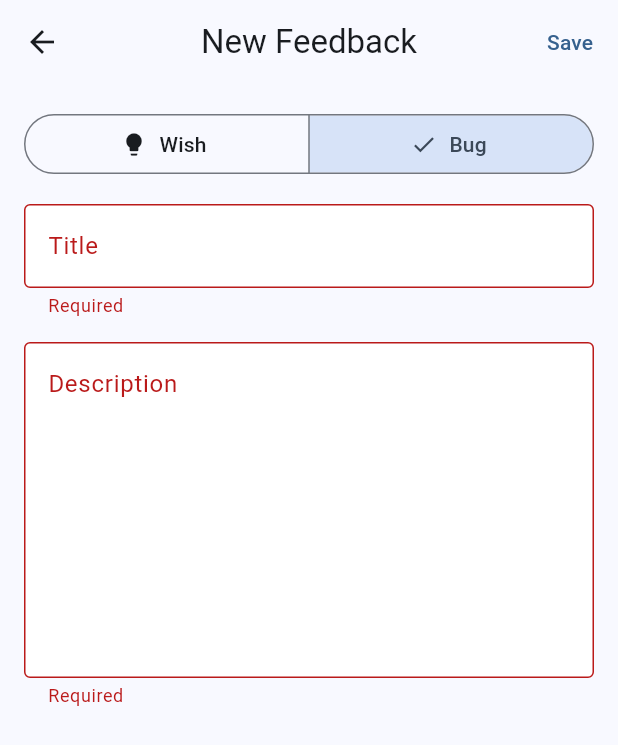
After one commit to freekvandeven/freek_app, a Flutter app: the FeedbackEditPage screen opened by its route, after a tap on "Bug", after a tap on "Save", on a phone screen of 412 x 824 dp. The commit adds this screen. Shown: the top 745 px of the screen. Run offline on Flutter 3.47's test engine with Material 3 defaults, Android fonts, the phone set to English and light mode, and no system bars; our stand-ins replace fl_chart, flutter_dotenv, flutter_riverpod, go_router, shared_preferences, table_calendar; missing offline and left inert: encrypt, flood, flood_core; accounts and stored records are empty.

Commit message:
feat(feedback): add feedback system with wishes, bugs, status tracking, and clipboard copy

```diff
--- /dev/null
+++ b/personal_app/lib/features/feedback/models/feedback_entry.dart
@@ -0,0 +1,73 @@
+import 'package:uuid/uuid.dart';
+
+enum FeedbackType { wish, bug }
+
+enum FeedbackStatus { open, acknowledged, resolved }
+
+class FeedbackEntry {
+  final String id;
+  final FeedbackType type;
+  final String title;
+  final String description;
+  final FeedbackStatus status;
+  final DateTime createdAt;
+  final DateTime updatedAt;
+
+  FeedbackEntry({
+    String? id,
+    required this.type,
+    required this.title,
+    required this.description,
+    this.status = FeedbackStatus.open,
+    DateTime? createdAt,
+    DateTime? updatedAt,
+  }) : id = id ?? const Uuid().v4(),
+       createdAt = createdAt ?? DateTime.now(),
+       updatedAt = updatedAt ?? DateTime.now();
+
+  FeedbackEntry copyWith({
+    FeedbackType? type,
+    String? title,
+    String? description,
+    FeedbackStatus? status,
+    DateTime? updatedAt,
+  }) {
+    return FeedbackEntry(
+      id: id,
+      type: type ?? this.type,
+      title: title ?? this.title,
+      description: description ?? this.description,
+      status: status ?? this.status,
+      createdAt: createdAt,
+      updatedAt: updatedAt ?? DateTime.now(),
+    );
+  }
+
+  Map<String, dynamic> toMap() => {
+    'id': id,
+    'type': type.name,
+    'title': title,
+    'description': description,
+    'status': status.name,
+    'createdAt': createdAt.toIso8601String(),
+    'updatedAt': updatedAt.toIso8601String(),
+  };
+
+  factory FeedbackEntry.fromMap(Map<String, dynamic> map) => FeedbackEntry(
+    id: map['id'] as String,
+    type: FeedbackType.values.byName(map['type'] as String),
+    title: map['title'] as String,
+    description: map['description'] as String,
+    status: FeedbackStatus.values.byName(map['status'] as String),
+    createdAt: DateTime.parse(map['createdAt'] as String),
+    updatedAt: DateTime.parse(map['updatedAt'] as String),
+  );
+
+  String toClipboardText() {
+    final typeLabel = type == FeedbackType.bug ? 'Bug' : 'Wish';
+    return '**[$typeLabel] $title**\n\n'
+        '$description\n\n'
+        'Status: ${status.name[0].toUpperCase()}${status.name.substring(1)}\n'
+        'Created: ${createdAt.toIso8601String().substring(0, 10)}';
+  }
+}
--- /dev/null
+++ b/personal_app/lib/features/feedback/pages/feedback_edit_page.dart
@@ -0,0 +1,178 @@
+import 'package:flutter/material.dart';
+import 'package:flutter_riverpod/flutter_riverpod.dart';
+import 'package:go_router/go_router.dart';
+
+import '../models/feedback_entry.dart';
+import '../providers/feedback_providers.dart';
+
+class FeedbackEditPage extends ConsumerStatefulWidget {
+  final String? entryId;
+  const FeedbackEditPage({super.key, this.entryId});
+
+  @override
+  ConsumerState<FeedbackEditPage> createState() => _FeedbackEditPageState();
+}
+
+class _FeedbackEditPageState extends ConsumerState<FeedbackEditPage> {
+  final _formKey = GlobalKey<FormState>();
+  final _titleController = TextEditingController();
+  final _descriptionController = TextEditingController();
+  FeedbackType _type = FeedbackType.wish;
+  FeedbackStatus _status = FeedbackStatus.open;
+  bool _isLoading = true;
+  FeedbackEntry? _existing;
+
+  @override
+  void initState() {
+    super.initState();
+    if (widget.entryId != null) {
+      _loadEntry();
+    } else {
+      _isLoading = false;
+    }
+  }
+
+  Future<void> _loadEntry() async {
+    final entry = await ref
+        .read(feedbackServiceProvider)
+        .getEntry(widget.entryId!);
+    if (entry != null && mounted) {
+      setState(() {
+        _existing = entry;
+        _titleController.text = entry.title;
+        _descriptionController.text = entry.description;
+        _type = entry.type;
+        _status = entry.status;
+        _isLoading = false;
+      });
+    } else {
+      if (mounted) setState(() => _isLoading = false);
+    }
+  }
+
+  @override
+  void dispose() {
+    _titleController.dispose();
+    _descriptionController.dispose();
+    super.dispose();
+  }
+
+  Future<void> _save() async {
+    if (!_formKey.currentState!.validate()) return;
+
+    final notifier = ref.read(feedbackListProvider.notifier);
+    if (_existing != null) {
+      await notifier.updateEntry(
+        _existing!.copyWith(
+          type: _type,
+          title: _titleController.text.trim(),
+          description: _descriptionController.text.trim(),
+          status: _status,
+        ),
+      );
+    } else {
+      await notifier.addEntry(
+        FeedbackEntry(
+          type: _type,
+          title: _titleController.text.trim(),
+          description: _descriptionController.text.trim(),
+        ),
+      );
+    }
+
+    if (mounted) context.pop();
+  }
+
+  @override
+  Widget build(BuildContext context) {
+    final isEditing = widget.entryId != null;
+
+    if (_isLoading) {
+      return Scaffold(
+        appBar: AppBar(
+          title: Text(isEditing ? 'Edit Feedback' : 'New Feedback'),
+        ),
+        body: const Center(child: CircularProgressIndicator()),
+      );
+    }
+
+    return Scaffold(
+      appBar: AppBar(
+        title: Text(isEditing ? 'Edit Feedback' : 'New Feedback'),
+        actions: [TextButton(onPressed: _save, child: const Text('Save'))],
+      ),
+      body: Form(
+        key: _formKey,
+        child: ListView(
+          padding: const EdgeInsets.all(16),
+          children: [
+            SegmentedButton<FeedbackType>(
+              segments: const [
+                ButtonSegment(
+                  value: FeedbackType.wish,
+                  label: Text('Wish'),
+                  icon: Icon(Icons.lightbulb),
+                ),
+                ButtonSegment(
+                  value: FeedbackType.bug,
+                  label: Text('Bug'),
+                  icon: Icon(Icons.bug_report),
+                ),
+              ],
+              selected: {_type},
+              onSelectionChanged: (selected) {
+                setState(() => _type = selected.first);
+              },
+            ),
+            const SizedBox(height: 16),
+            TextFormField(
+              controller: _titleController,
+              decoration: const InputDecoration(
+                labelText: 'Title',
+                border: OutlineInputBorder(),
+              ),
+              validator: (v) =>
+                  v == null || v.trim().isEmpty ? 'Required' : null,
+            ),
+            const SizedBox(height: 16),
+            TextFormField(
+              controller: _descriptionController,
+              decoration: const InputDecoration(
+                labelText: 'Description',
+                border: OutlineInputBorder(),
+                alignLabelWithHint: true,
+              ),
+              maxLines: 8,
+              validator: (v) =>
+                  v == null || v.trim().isEmpty ? 'Required' : null,
+            ),
+            if (isEditing) ...[
+              const SizedBox(height: 24),
+              const Text(
+                'Status',
+                style: TextStyle(fontWeight: FontWeight.bold),
+              ),
+              const SizedBox(height: 8),
+              SegmentedButton<FeedbackStatus>(
+                segments: FeedbackStatus.values
+                    .map(
+                      (s) => ButtonSegment(
+                        value: s,
+                        label: Text(
+                          s.name[0].toUpperCase() + s.name.substring(1),
+                        ),
+                      ),
+                    )
+                    .toList(),
+                selected: {_status},
+                onSelectionChanged: (selected) {
+                  setState(() => _status = selected.first);
+                },
+              ),
+            ],
+          ],
+        ),
+      ),
+    );
+  }
+}
--- /dev/null
+++ b/personal_app/lib/features/feedback/pages/feedback_list_page.dart
@@ -0,0 +1,164 @@
+import 'package:flutter/material.dart';
+import 'package:flutter/services.dart';
+import 'package:flutter_riverpod/flutter_riverpod.dart';
+import 'package:go_router/go_router.dart';
+
+import '../models/feedback_entry.dart';
+import '../providers/feedback_providers.dart';
+
+class FeedbackListPage extends ConsumerWidget {
+  const FeedbackListPage({super.key});
+
+  @override
+  Widget build(BuildContext context, WidgetRef ref) {
+    final entriesAsync = ref.watch(filteredFeedbackProvider);
+    final typeFilter = ref.watch(feedbackTypeFilterProvider);
+    final statusFilter = ref.watch(feedbackStatusFilterProvider);
+
+    return Scaffold(
+      appBar: AppBar(
+        title: const Text('Feedback'),
+        actions: [
+          PopupMenuButton<String>(
+            icon: const Icon(Icons.filter_list),
+            onSelected: (value) {
+              if (value == 'all_types') {
+                ref.read(feedbackTypeFilterProvider.notifier).state = null;
+              } else if (value == 'wish') {
+                ref.read(feedbackTypeFilterProvider.notifier).state =
+                    FeedbackType.wish;
+              } else if (value == 'bug') {
+                ref.read(feedbackTypeFilterProvider.notifier).state =
+                    FeedbackType.bug;
+              } else if (value == 'all_status') {
+                ref.read(feedbackStatusFilterProvider.notifier).state = null;
+              } else {
+                ref.read(feedbackStatusFilterProvider.notifier).state =
+                    FeedbackStatus.values.byName(value);
+              }
+            },
+            itemBuilder: (context) => [
+              const PopupMenuItem(enabled: false, child: Text('Type')),
+              CheckedPopupMenuItem(
+                value: 'all_types',
+                checked: typeFilter == null,
+                child: const Text('All'),
+              ),
+              CheckedPopupMenuItem(
+                value: 'wish',
+                checked: typeFilter == FeedbackType.wish,
+                child: const Text('Wishes'),
+              ),
+              CheckedPopupMenuItem(
+                value: 'bug',
+                checked: typeFilter == FeedbackType.bug,
+                child: const Text('Bugs'),
+              ),
+              const PopupMenuDivider(),
+              const PopupMenuItem(enabled: false, child: Text('Status')),
+              CheckedPopupMenuItem(
+                value: 'all_status',
+                checked: statusFilter == null,
+                child: const Text('All'),
+              ),
+              for (final s in FeedbackStatus.values)
+                CheckedPopupMenuItem(
+                  value: s.name,
+                  checked: statusFilter == s,
+                  child: Text(s.name[0].toUpperCase() + s.name.substring(1)),
+                ),
+            ],
+          ),
+        ],
+      ),
+      floatingActionButton: FloatingActionButton(
+        onPressed: () => context.push('/feedback/new'),
+        child: const Icon(Icons.add),
+      ),
+      body: entriesAsync.when(
+        loading: () => const Center(child: CircularProgressIndicator()),
+        error: (e, _) => Center(child: Text('Error: $e')),
+        data: (entries) {
+          if (entries.isEmpty) {
+            return const Center(
+              child: Text('No feedback entries yet.\nTap + to add one.'),
+            );
+          }
+          return ListView.builder(
+            itemCount: entries.length,
+            itemBuilder: (context, index) {
+              final entry = entries[index];
+              return _FeedbackTile(entry: entry);
+            },
+          );
+        },
+      ),
+    );
+  }
+}
+
+class _FeedbackTile extends ConsumerWidget {
+  final FeedbackEntry entry;
+  const _FeedbackTile({required this.entry});
+
+  @override
+  Widget build(BuildContext context, WidgetRef ref) {
+    final color = entry.type == FeedbackType.bug
+        ? Colors.red
+        : Theme.of(context).colorScheme.primary;
+    final icon = entry.type == FeedbackType.bug
+        ? Icons.bug_report
+        : Icons.lightbulb;
+
+    return Dismissible(
+      key: ValueKey(entry.id),
+      direction: DismissDirection.endToStart,
+      background: Container(
+        color: Colors.red,
+        alignment: Alignment.centerRight,
+        padding: const EdgeInsets.only(right: 16),
+        child: const Icon(Icons.delete, color: Colors.white),
+      ),
+      confirmDismiss: (_) async {
+        return await showDialog<bool>(
+          context: context,
+          builder: (ctx) => AlertDialog(
+            title: const Text('Delete feedback?'),
+            actions: [
+              TextButton(
+                onPressed: () => Navigator.pop(ctx, false),
+                child: const Text('Cancel'),
+              ),
+              TextButton(
+                onPressed: () => Navigator.pop(ctx, true),
+                child: const Text('Delete'),
+              ),
+            ],
+          ),
+        );
+      },
+      onDismissed: (_) {
+        ref.read(feedbackListProvider.notifier).deleteEntry(entry.id);
+      },
+      child: ListTile(
+        leading: Icon(icon, color: color),
+        title: Text(entry.title),
+        subtitle: Text(
+          '${entry.status.name[0].toUpperCase()}${entry.status.name.substring(1)}'
+          ' · ${entry.createdAt.toIso8601String().substring(0, 10)}',
+        ),
+        trailing: IconButton(
+          icon: const Icon(Icons.copy),
+          tooltip: 'Copy to clipboard',
+          onPressed: () {
+            Clipboard.setData(ClipboardData(text: entry.toClipboardText()));
+            ScaffoldMessenger.of(context).showSnackBar(
+              const SnackBar(content: Text('Copied to clipboard')),
+            );
+          },
+        ),
+        onTap: () => context.push('/feedback/${entry.id}'),
+      ),
+    );
+  }
+}
--- /dev/null
+++ b/personal_app/lib/features/feedback/providers/feedback_providers.dart
@@ -0,0 +1,61 @@
+import 'dart:async';
+
+import 'package:flutter_riverpod/flutter_riverpod.dart';
+
+import '../models/feedback_entry.dart';
+import '../services/feedback_service.dart';
+
+final feedbackServiceProvider = Provider<FeedbackService>(
+  (_) => MockFeedbackService(),
+);
+
+final feedbackListProvider =
+    AsyncNotifierProvider<FeedbackListNotifier, List<FeedbackEntry>>(
+      FeedbackListNotifier.new,
+    );
+
+class FeedbackListNotifier extends AsyncNotifier<List<FeedbackEntry>> {
+  @override
+  FutureOr<List<FeedbackEntry>> build() {
+    return ref.read(feedbackServiceProvider).getEntries();
+  }
+
+  Future<void> addEntry(FeedbackEntry entry) async {
+    await ref.read(feedbackServiceProvider).addEntry(entry);
+    ref.invalidateSelf();
+  }
+
+  Future<void> updateEntry(FeedbackEntry entry) async {
+    await ref.read(feedbackServiceProvider).updateEntry(entry);
+    ref.invalidateSelf();
+  }
+
+  Future<void> deleteEntry(String id) async {
+    await ref.read(feedbackServiceProvider).deleteEntry(id);
+    ref.invalidateSelf();
+  }
+}
+
+final feedbackTypeFilterProvider = StateProvider<FeedbackType?>((_) => null);
+final feedbackStatusFilterProvider = StateProvider<FeedbackStatus?>(
+  (_) => null,
+);
+
+final filteredFeedbackProvider = Provider<AsyncValue<List<FeedbackEntry>>>((
+  ref,
+) {
+  final listAsync = ref.watch(feedbackListProvider);
+  final typeFilter = ref.watch(feedbackTypeFilterProvider);
+  final statusFilter = ref.watch(feedbackStatusFilterProvider);
+
+  return listAsync.whenData((entries) {
+    var filtered = entries;
+    if (typeFilter != null) {
+      filtered = filtered.where((e) => e.type == typeFilter).toList();
+    }
+    if (statusFilter != null) {
+      filtered = filtered.where((e) => e.status == statusFilter).toList();
+    }
+    return filtered;
+  });
+});
```
Also changed, not shown: personal_app/lib/features/feedback/services/feedback_service.dart (added, +64 -0 lines), personal_app/lib/routing/app_router.dart (+14 -1 lines).
